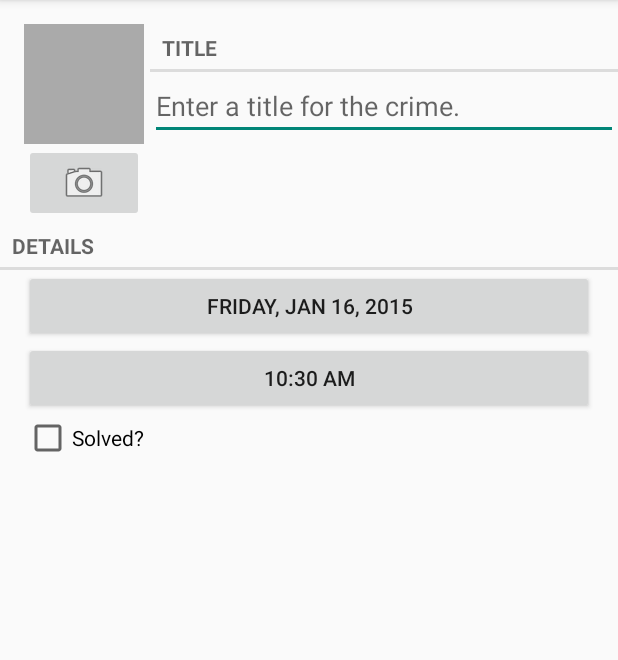
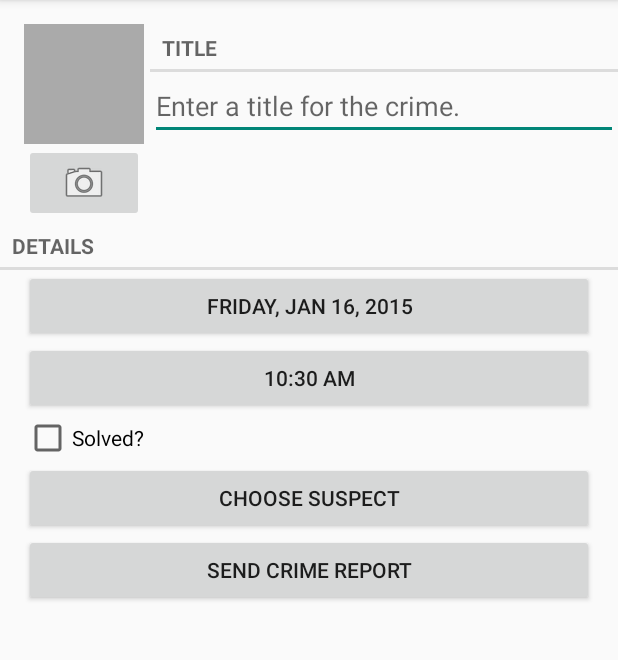
Before and after one commit to sudhirkhanger/The-Big-Nerd-Ranch-Guide, an Android app: the CrimeFragment screen opened directly, with no data from a screen before it, on a phone screen of 412 x 824 dp, the part 84-744 px from its top. Run offline under Robolectric (Android 15) with nearby library versions, the phone set to English and light mode, and no system bars.

Commit message:
chapter 21 implicit intents pg 357

```diff
--- a/CriminalIntent2/app/src/main/java/com/sudhirkhanger/app/criminalintent/Crime.java
+++ b/CriminalIntent2/app/src/main/java/com/sudhirkhanger/app/criminalintent/Crime.java
@@ -13,12 +13,14 @@
     private static final String JSON_DATE = "date";
     private static final String JSON_PHOTO = "photo";
     private static final String JSON_SOLVED = "solved";
+    private static final String JSON_SUSPECT = "suspect";
 
     private UUID mId;
     private String mTitle;
     private Date mDate;
     private boolean mSolved;
     private Photo mPhoto;
+    private String mSuspect;
 
     public Crime() {
         // Generate unique identifier
@@ -33,6 +35,8 @@
             if (json.has(JSON_PHOTO))
                 mPhoto = new Photo(json.getJSONObject(JSON_PHOTO));
         }
+        if (json.has(JSON_SUSPECT))
+            mSuspect = json.getString(JSON_SUSPECT);
         mSolved = json.getBoolean(JSON_SOLVED);
         mDate = new Date(json.getLong(JSON_DATE));
     }
@@ -46,14 +50,23 @@
         json.put(JSON_SOLVED, mSolved);
         if (mPhoto != null)
             json.put(JSON_PHOTO, mPhoto.toJSON());
+        json.put(JSON_SUSPECT, mSuspect);
         return json;
     }
 
     public Photo getPhoto() {
         return mPhoto;
     }
+
     public void setPhoto(Photo p) {
         mPhoto = p;
+    }
+
+    public String getSuspect() {
+        return mSuspect;
+    }
+    public void setSuspect(String suspect) {
+        mSuspect = suspect;
     }
 
     @Override
--- a/CriminalIntent2/app/src/main/res/layout-land/fragment_crime.xml
+++ b/CriminalIntent2/app/src/main/res/layout-land/fragment_crime.xml
@@ -1,5 +1,9 @@
 <?xml version="1.0" encoding="utf-8"?>
-<LinearLayout xmlns:android="http://schemas.android.com/apk/res/android"
+<ScrollView xmlns:android="http://schemas.android.com/apk/res/android"
+    android:layout_height="match_parent"
+    android:layout_width="match_parent">
+
+    <LinearLayout
         android:layout_width="match_parent"
         android:layout_height="match_parent"
         android:orientation="vertical">
@@ -9,6 +13,7 @@
             android:layout_height="wrap_content"
             android:orientation="horizontal"
             android:layout_marginLeft="16dp"
+            android:layout_marginStart="16dp"
             android:layout_marginTop="16dp">
 
             <LinearLayout
@@ -83,4 +88,28 @@
             android:layout_marginRight="16dp"
             android:text="@string/crime_solved_label" />
 
+        <LinearLayout
+            android:layout_width="match_parent"
+            android:layout_height="wrap_content"
+            android:layout_marginLeft="16dp"
+            android:layout_marginRight="16dp"
+            android:orientation="horizontal">
+
+            <Button
+                android:layout_width="wrap_content"
+                android:layout_height="wrap_content"
+                android:id="@+id/crime_suspectButton"
+                android:layout_weight="1"
+                android:text="@string/crime_suspect_text" />
+
+            <Button
+                android:layout_width="wrap_content"
+                android:layout_height="wrap_content"
+                android:id="@+id/crime_reportButton"
+                android:layout_weight="1"
+                android:text="@string/crime_report_text" />
+
         </LinearLayout>
+
+    </LinearLayout>
+</ScrollView>
--- a/CriminalIntent2/app/src/main/res/layout/fragment_crime.xml
+++ b/CriminalIntent2/app/src/main/res/layout/fragment_crime.xml
@@ -83,4 +83,20 @@
         android:layout_marginRight="16dp"
         android:text="@string/crime_solved_label" />
 
+    <Button
+        android:layout_width="match_parent"
+        android:layout_height="wrap_content"
+        android:id="@+id/crime_suspectButton"
+        android:layout_marginLeft="16dp"
+        android:layout_marginRight="16dp"
+        android:text="@string/crime_suspect_text" />
+
+    <Button
+        android:layout_width="match_parent"
+        android:layout_height="wrap_content"
+        android:id="@+id/crime_reportButton"
+        android:layout_marginLeft="16dp"
+        android:layout_marginRight="16dp"
+        android:text="@string/crime_report_text"/>
+
 </LinearLayout>
--- a/CriminalIntent2/app/src/main/res/values/strings.xml
+++ b/CriminalIntent2/app/src/main/res/values/strings.xml
@@ -19,5 +19,16 @@
     <string name="crime_date">Crime Date</string>
     <string name="no_data">There are no records</string>
     <string name="take">Take!</string>
+    <string name="crime_suspect_text">Choose Suspect</string>
+    <string name="crime_report_text">Send Crime Report</string>
+    <string name="crime_report">%1$s!
+The crime was discovered on %2$s. %3$s, and %4$s
+</string>
+    <string name="crime_report_solved">The case is solved</string>
+    <string name="crime_report_unsolved">The case is not solved</string>
+    <string name="crime_report_no_suspect">There is no suspect.</string>
+    <string name="crime_report_suspect">The suspect is %s.</string>
+    <string name="crime_report_subject">CriminalIntent Crime Report</string>
+    <string name="send_report">Send crime report via</string>
 
 </resources>
```
Also changed, not shown: CriminalIntent2/app/src/main/java/com/sudhirkhanger/app/criminalintent/CrimeFragment.java (+74 -0 lines). Lines whose indentation alone changed are shown as unchanged.
